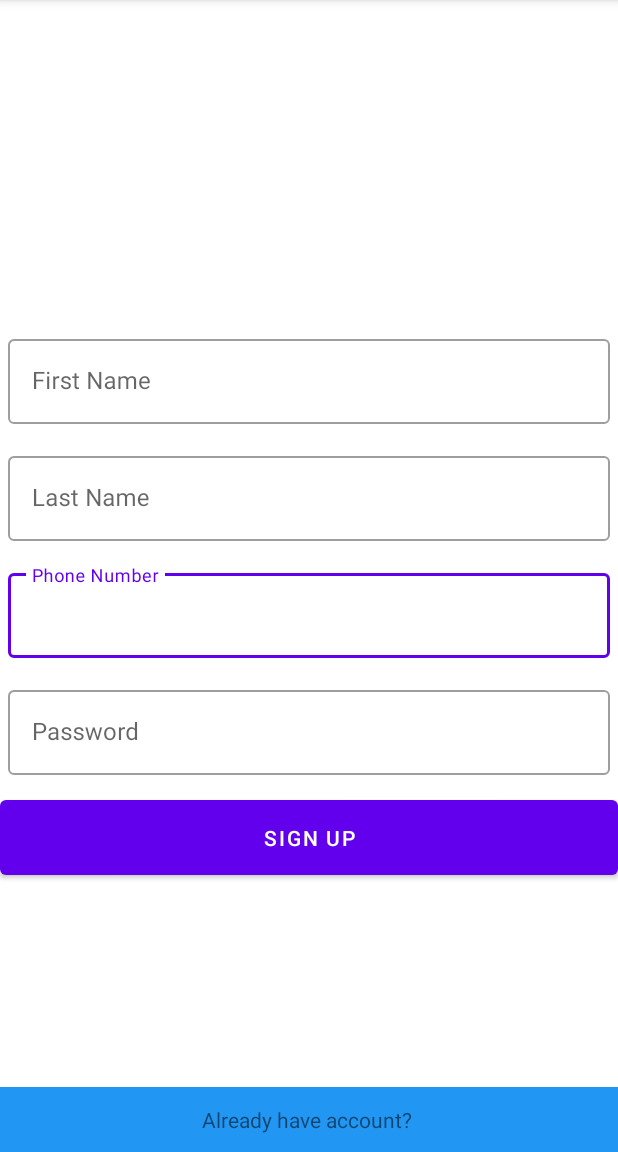
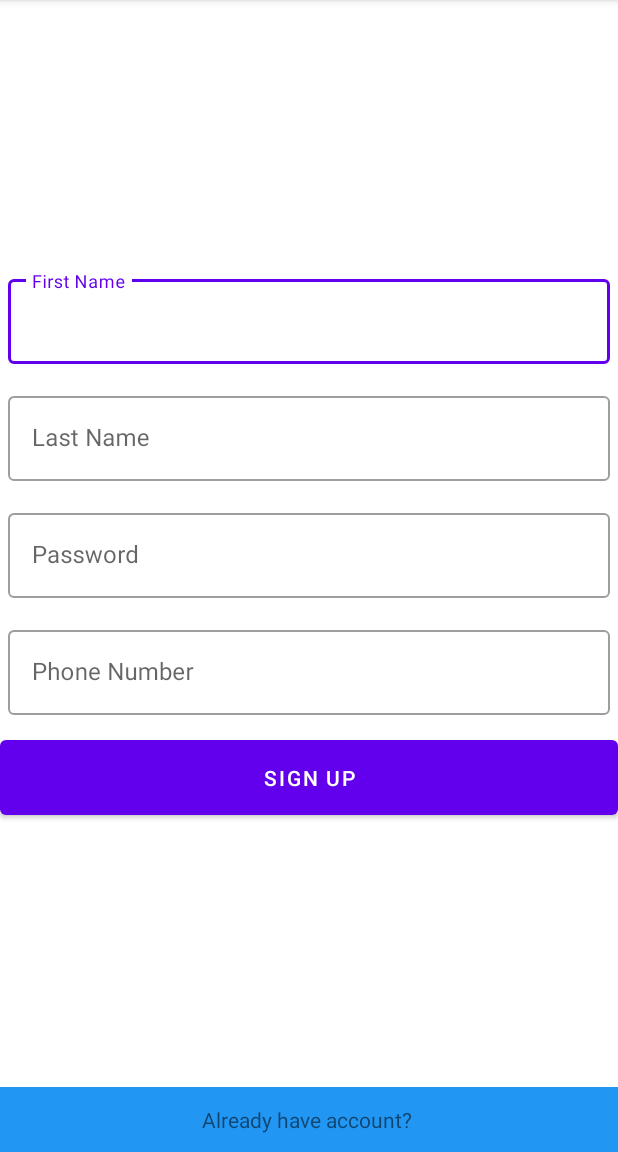
Before and after one commit to pravindesai/FirebaseAuthentication, an Android app: the screen it shows after launch (RegistrationActivity), after a tap on "Create Account", on a phone screen of 412 x 824 dp, the part 84-1236 px from its top. Run offline under Robolectric (Android 15) with nearby library versions, the phone set to English and light mode, and no system bars; our stand-ins replace Firebase (no records; nobody signed in at launch, a user with empty details on screens opened directly).

Commit message:
User Check on RegistrationActivity.kt

```diff
--- a/app/src/main/AndroidManifest.xml
+++ b/app/src/main/AndroidManifest.xml
@@ -4,6 +4,7 @@
     <uses-permission android:name="android.permission.INTERNET" />
 
     <application
+        android:name=".Util.AuthApplication"
         android:allowBackup="true"
         android:icon="@mipmap/app_icon"
         android:label="FirebaseAuthentication"
@@ -18,10 +19,12 @@
             </intent-filter>
         </activity>
 
-        <activity android:name=".OtpVerificationActivity" />
+        <activity android:name=".OtpVerificationActivity"
+            android:noHistory="true"/>
         <activity android:name=".RegistrationActivity" />
         <activity android:name=".LoginActivity"/>
         <activity android:name=".ProfileActivity" />
+
     </application>
 
 
--- a/app/src/main/java/com/pravin/barcodeapp/firebaseauthenticationcompleteusermanagement/ProfileActivity.kt
+++ b/app/src/main/java/com/pravin/barcodeapp/firebaseauthenticationcompleteusermanagement/ProfileActivity.kt
@@ -10,6 +10,7 @@ import kotlinx.android.synthetic.main.activity_main.*
 
 class ProfileActivity : AppCompatActivity() {
     val auth = FirebaseAuth.getInstance()
+
 
     override fun onCreate(savedInstanceState: Bundle?) {
         super.onCreate(savedInstanceState)
--- /dev/null
+++ b/app/src/main/java/com/pravin/barcodeapp/firebaseauthenticationcompleteusermanagement/Util/AuthApplication.kt
@@ -0,0 +1,15 @@
+package com.pravin.barcodeapp.firebaseauthenticationcompleteusermanagement.Util
+
+import android.app.Application
+import android.content.Context
+
+class AuthApplication: Application() {
+    companion object {
+        lateinit  var appContext: Context
+    }
+
+    override fun onCreate() {
+        super.onCreate()
+        appContext = applicationContext
+    }
+}
--- a/app/src/main/res/layout-land/activity_registration.xml
+++ b/app/src/main/res/layout-land/activity_registration.xml
@@ -9,13 +9,19 @@
 
     <LinearLayout
         android:layout_width="0dp"
-        android:layout_height="wrap_content"
+        android:layout_height="0dp"
         android:orientation="horizontal"
         app:layout_constraintBottom_toTopOf="@+id/alreadyHaveAccount"
         app:layout_constraintEnd_toEndOf="parent"
         app:layout_constraintStart_toStartOf="parent"
         app:layout_constraintTop_toTopOf="parent">
-
+        <ScrollView
+            android:layout_width="match_parent"
+            android:layout_height="match_parent"
+            android:layout_weight="1"
+            android:orientation="vertical"
+            android:padding="10dp"
+            android:scrollbars="none">
             <LinearLayout
                 android:layout_width="match_parent"
                 android:layout_height="match_parent"
@@ -107,6 +113,8 @@
 
 
             </LinearLayout>
+        </ScrollView>
+
 
         <LinearLayout
             android:layout_width="match_parent"
--- a/app/src/main/res/layout/activity_registration.xml
+++ b/app/src/main/res/layout/activity_registration.xml
@@ -6,73 +6,20 @@
     android:layout_height="match_parent"
     tools:context=".RegistrationActivity">
 
-    <com.google.android.material.textfield.TextInputLayout
-        android:id="@+id/editTextTextPhoneNumber"
-        style="@style/Widget.MaterialComponents.TextInputLayout.OutlinedBox"
+
+    <LinearLayout
         android:layout_width="0dp"
         android:layout_height="wrap_content"
-        android:layout_marginTop="5dp"
-        android:ems="10"
-        android:hint="Phone Number"
-        android:inputType="phone"
-        android:padding="5dp"
+        android:orientation="vertical"
+        app:layout_constraintBottom_toTopOf="@+id/alreadyHaveAccount"
         app:layout_constraintEnd_toEndOf="parent"
         app:layout_constraintStart_toStartOf="parent"
-        app:layout_constraintTop_toBottomOf="@+id/lastNameEt">
-
-        <com.google.android.material.textfield.TextInputEditText
-            android:id="@+id/phoneEt"
-            android:layout_width="match_parent"
-            android:layout_height="wrap_content"
-            android:inputType="phone" />
-    </com.google.android.material.textfield.TextInputLayout>
-
-    <com.google.android.material.textfield.TextInputLayout
-        android:id="@+id/editTextTextPassword"
-        style="@style/Widget.MaterialComponents.TextInputLayout.OutlinedBox"
-        android:layout_width="0dp"
-        android:layout_height="wrap_content"
-        android:layout_marginTop="5dp"
-        android:ems="10"
-        android:hint="Password"
-        android:inputType="textPassword"
-        android:padding="5dp"
-        app:layout_constraintEnd_toEndOf="@+id/editTextTextPhoneNumber"
-        app:layout_constraintStart_toStartOf="@+id/editTextTextPhoneNumber"
-        app:layout_constraintTop_toBottomOf="@+id/editTextTextPhoneNumber">
-
-        <com.google.android.material.textfield.TextInputEditText
-            android:id="@+id/passEt"
-            android:layout_width="match_parent"
-            android:layout_height="wrap_content"
-            android:inputType="textPassword" />
-
-    </com.google.android.material.textfield.TextInputLayout>
-
-    <com.google.android.material.textfield.TextInputLayout
-        android:id="@+id/lastNameEt"
-        style="@style/Widget.MaterialComponents.TextInputLayout.OutlinedBox"
-        android:layout_width="0dp"
-        android:layout_height="wrap_content"
-        android:layout_marginTop="5dp"
-        android:ems="10"
-        android:hint="Last Name"
-        android:inputType="textPersonName"
-        android:padding="5dp"
-        app:layout_constraintEnd_toEndOf="@+id/firstNameEt"
-        app:layout_constraintStart_toStartOf="@+id/firstNameEt"
-        app:layout_constraintTop_toBottomOf="@+id/firstNameEt">
-
-        <com.google.android.material.textfield.TextInputEditText
-            android:id="@+id/lnameEt"
-            android:layout_width="match_parent"
-            android:layout_height="wrap_content" />
-    </com.google.android.material.textfield.TextInputLayout>
+        app:layout_constraintTop_toTopOf="parent">
 
         <com.google.android.material.textfield.TextInputLayout
             android:id="@+id/firstNameEt"
             style="@style/Widget.MaterialComponents.TextInputLayout.OutlinedBox"
-        android:layout_width="0dp"
+            android:layout_width="match_parent"
             android:layout_height="wrap_content"
             android:ems="10"
             android:hint="First Name"
@@ -91,6 +38,77 @@
                 android:layout_height="wrap_content" />
 
         </com.google.android.material.textfield.TextInputLayout>
+        <com.google.android.material.textfield.TextInputLayout
+            android:id="@+id/lastNameEt"
+            style="@style/Widget.MaterialComponents.TextInputLayout.OutlinedBox"
+            android:layout_width="match_parent"
+            android:layout_height="wrap_content"
+            android:layout_marginTop="5dp"
+            android:ems="10"
+            android:hint="Last Name"
+            android:inputType="textPersonName"
+            android:padding="5dp"
+            app:layout_constraintEnd_toEndOf="@+id/firstNameEt"
+            app:layout_constraintStart_toStartOf="@+id/firstNameEt"
+            app:layout_constraintTop_toBottomOf="@+id/firstNameEt">
+
+            <com.google.android.material.textfield.TextInputEditText
+                android:id="@+id/lnameEt"
+                android:layout_width="match_parent"
+                android:layout_height="wrap_content" />
+        </com.google.android.material.textfield.TextInputLayout>
+        <com.google.android.material.textfield.TextInputLayout
+            android:id="@+id/editTextTextPassword"
+            style="@style/Widget.MaterialComponents.TextInputLayout.OutlinedBox"
+            android:layout_width="match_parent"
+            android:layout_height="wrap_content"
+            android:layout_marginTop="5dp"
+            android:ems="10"
+            android:hint="Password"
+            android:inputType="textPassword"
+            android:padding="5dp"
+            app:layout_constraintEnd_toEndOf="@+id/editTextTextPhoneNumber"
+            app:layout_constraintStart_toStartOf="@+id/editTextTextPhoneNumber"
+            app:layout_constraintTop_toBottomOf="@+id/editTextTextPhoneNumber">
+
+            <com.google.android.material.textfield.TextInputEditText
+                android:id="@+id/passEt"
+                android:layout_width="match_parent"
+                android:layout_height="wrap_content"
+                android:inputType="textPassword" />
+
+        </com.google.android.material.textfield.TextInputLayout>
+        <com.google.android.material.textfield.TextInputLayout
+            android:id="@+id/editTextTextPhoneNumber"
+            style="@style/Widget.MaterialComponents.TextInputLayout.OutlinedBox"
+            android:layout_width="match_parent"
+            android:layout_height="wrap_content"
+            android:layout_marginTop="5dp"
+            android:ems="10"
+            android:hint="Phone Number"
+            android:inputType="phone"
+            android:padding="5dp"
+            app:layout_constraintEnd_toEndOf="parent"
+            app:layout_constraintStart_toStartOf="parent"
+            app:layout_constraintTop_toBottomOf="@+id/lastNameEt">
+
+            <com.google.android.material.textfield.TextInputEditText
+                android:id="@+id/phoneEt"
+                android:layout_width="match_parent"
+                android:layout_height="wrap_content"
+                android:inputType="phone" />
+        </com.google.android.material.textfield.TextInputLayout>
+        <Button
+            android:id="@+id/registerButton"
+            android:layout_width="match_parent"
+            android:layout_height="wrap_content"
+            android:layout_marginTop="5dp"
+            android:padding="15dp"
+            android:text="Sign Up"
+            app:layout_constraintEnd_toEndOf="@+id/editTextTextPassword"
+            app:layout_constraintStart_toStartOf="@+id/editTextTextPassword"
+            app:layout_constraintTop_toBottomOf="@+id/editTextTextPassword" />
+    </LinearLayout>
 
     <LinearLayout
         android:id="@+id/alreadyHaveAccount"
@@ -111,14 +129,5 @@
             android:text="Already have account? " />
     </LinearLayout>
 
-    <Button
-        android:id="@+id/registerButton"
-        android:layout_width="0dp"
-        android:layout_height="wrap_content"
-        android:layout_marginTop="5dp"
-        android:padding="15dp"
-        android:text="Sign Up"
-        app:layout_constraintEnd_toEndOf="@+id/editTextTextPassword"
-        app:layout_constraintStart_toStartOf="@+id/editTextTextPassword"
-        app:layout_constraintTop_toBottomOf="@+id/editTextTextPassword" />
+
 </androidx.constraintlayout.widget.ConstraintLayout>
--- a/app/src/main/res/values/themes.xml
+++ b/app/src/main/res/values/themes.xml
@@ -1,6 +1,7 @@
 <resources xmlns:tools="http://schemas.android.com/tools">
     <!-- Base application theme. -->
-    <style name="Theme.FirebaseAuthenticationCompleteUserManagement" parent="Theme.MaterialComponents.DayNight.DarkActionBar">
+    <style name="Theme.FirebaseAuthenticationCompleteUserManagement"
+        parent="Theme.MaterialComponents.DayNight.DarkActionBar">
         <!-- Primary brand color. -->
         <item name="colorPrimary">@color/purple_500</item>
         <item name="colorPrimaryVariant">@color/purple_700</item>
```
Also changed, not shown: app/src/main/java/com/pravin/barcodeapp/firebaseauthenticationcompleteusermanagement/LoginActivity.kt (+14 -5 lines), app/src/main/java/com/pravin/barcodeapp/firebaseauthenticationcompleteusermanagement/OtpVerificationActivity.kt (+13 -4 lines), app/src/main/java/com/pravin/barcodeapp/firebaseauthenticationcompleteusermanagement/RegistrationActivity.kt (+37 -6 lines), app/src/main/java/com/pravin/barcodeapp/firebaseauthenticationcompleteusermanagement/Util/UniversalProgressDialog.kt (+25 -1 lines), app/src/main/res/layout/activity_login.xml (+10 -8 lines), app/src/main/res/layout/dialogview.xml (added, +21 -0 lines), app/src/main/res/values/styles.xml (added, +9 -0 lines). Lines whose indentation alone changed are shown as unchanged.
